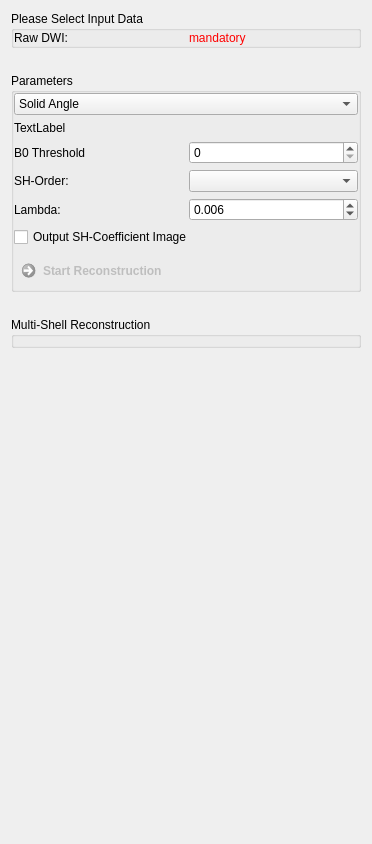
The window that Plugins/org.mitk.gui.qt.diffusionimaging.reconstruction/src/internal/QmitkQBallReconstructionViewControls.ui (MITK/MITK) describes before a commit, drawn with Qt 5.
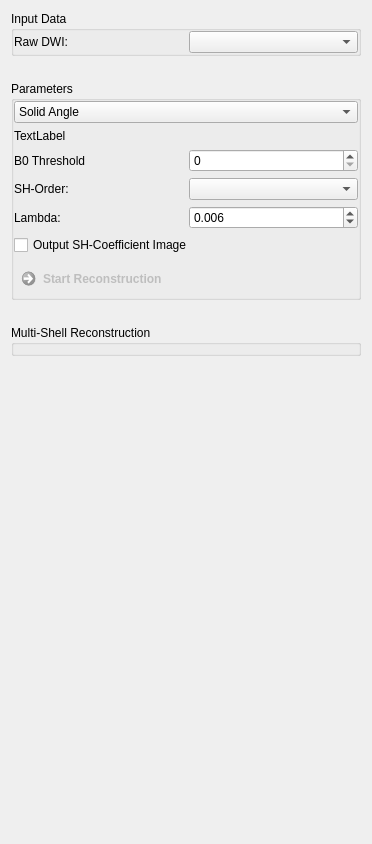
The same window after the commit. Custom widgets are drawn as their Qt base class.

Commit message: Add ds combobox for diffusion views

```diff
--- a/Plugins/org.mitk.gui.qt.diffusionimaging.reconstruction/src/internal/QmitkQBallReconstructionViewControls.ui
+++ b/Plugins/org.mitk.gui.qt.diffusionimaging.reconstruction/src/internal/QmitkQBallReconstructionViewControls.ui
@@ -29,7 +29,7 @@
    <item row="0" column="0">
     <widget class="QGroupBox" name="m_InputData">
      <property name="title">
-      <string>Please Select Input Data</string>
+      <string>Input Data</string>
      </property>
      <layout class="QGridLayout" name="gridLayout">
       <property name="leftMargin">
@@ -55,17 +55,7 @@
        </widget>
       </item>
       <item row="0" column="1">
-       <widget class="QLabel" name="m_DiffusionImageLabel">
-        <property name="toolTip">
-         <string>Input for Q-Ball reconstruction.</string>
-        </property>
-        <property name="text">
-         <string>&lt;font color='red'&gt;mandatory&lt;/font&gt;</string>
-        </property>
-        <property name="wordWrap">
-         <bool>true</bool>
-        </property>
-       </widget>
+       <widget class="QmitkDataStorageComboBox" name="m_ImageBox"/>
       </item>
      </layout>
     </widget>
@@ -341,6 +331,13 @@
   </layout>
  </widget>
  <layoutdefault spacing="6" margin="11"/>
+ <customwidgets>
+  <customwidget>
+   <class>QmitkDataStorageComboBox</class>
+   <extends>QComboBox</extends>
+   <header location="global">QmitkDataStorageComboBox.h</header>
+  </customwidget>
+ </customwidgets>
  <resources/>
  <connections/>
 </ui>
```
The commit also changes 24 other files.
